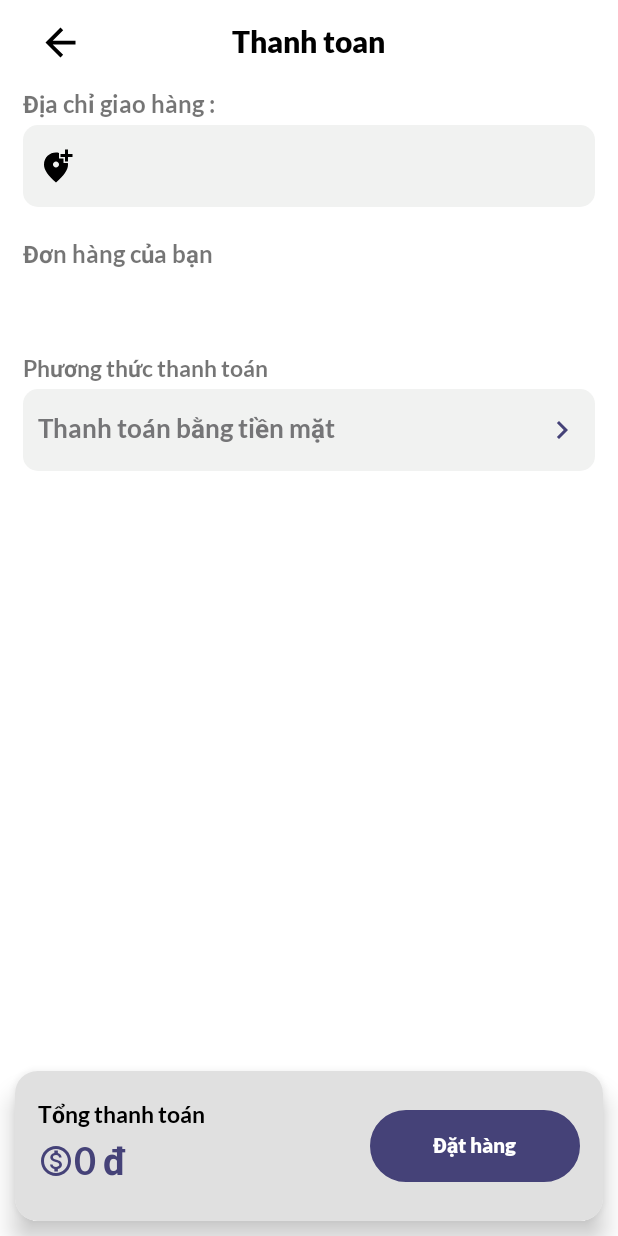
After one commit to namtrinhdev/GentleWear, an Android app: the ThanhToanActivity screen opened directly, with no data from a screen before it, on a phone screen of 412 x 824 dp. The commit adds this screen. Run offline under Robolectric (Android 15) with nearby library versions, the phone set to English and light mode, and no system bars.

Commit message:
giao dien thanh toan

```diff
--- a/app/src/main/AndroidManifest.xml
+++ b/app/src/main/AndroidManifest.xml
@@ -15,6 +15,9 @@
         android:theme="@style/Theme.GentleWear"
         android:usesCleartextTraffic="true"
         tools:targetApi="31">
+        <activity
+            android:name=".activitys.ThanhToanActivity"
+            android:exported="false" />
         <activity
             android:name=".activitys.DetailProductsActivity"
             android:exported="false" />
--- /dev/null
+++ b/app/src/main/java/md06/fpoly/gentlewear/activitys/ThanhToanActivity.java
@@ -0,0 +1,16 @@
+package md06.fpoly.gentlewear.activitys;
+
+import androidx.appcompat.app.AppCompatActivity;
+
+import android.os.Bundle;
+
+import md06.fpoly.gentlewear.R;
+
+public class ThanhToanActivity extends AppCompatActivity {
+
+    @Override
+    protected void onCreate(Bundle savedInstanceState) {
+        super.onCreate(savedInstanceState);
+        setContentView(R.layout.activity_thanh_toan);
+    }
+}
--- /dev/null
+++ b/app/src/main/res/drawable/baseline_navigate_next_24.xml
@@ -0,0 +1,5 @@
+<vector android:autoMirrored="true" android:height="24dp"
+    android:tint="@color/bg_btn" android:viewportHeight="24"
+    android:viewportWidth="24" android:width="24dp" xmlns:android="http://schemas.android.com/apk/res/android">
+    <path android:fillColor="@android:color/white" android:pathData="M10,6L8.59,7.41 13.17,12l-4.58,4.59L10,18l6,-6z"/>
+</vector>
--- /dev/null
+++ b/app/src/main/res/drawable/ic_money.xml
@@ -0,0 +1,5 @@
+<vector android:height="24dp" android:tint="@color/bg_btn"
+    android:viewportHeight="24" android:viewportWidth="24"
+    android:width="24dp" xmlns:android="http://schemas.android.com/apk/res/android">
+    <path android:fillColor="@android:color/white" android:pathData="M12,2C6.48,2 2,6.48 2,12s4.48,10 10,10 10,-4.48 10,-10S17.52,2 12,2zM12,20c-4.41,0 -8,-3.59 -8,-8s3.59,-8 8,-8 8,3.59 8,8 -3.59,8 -8,8zM12.31,11.14c-1.77,-0.45 -2.34,-0.94 -2.34,-1.67 0,-0.84 0.79,-1.43 2.1,-1.43 1.38,0 1.9,0.66 1.94,1.64h1.71c-0.05,-1.34 -0.87,-2.57 -2.49,-2.97L13.23,5L10.9,5v1.69c-1.51,0.32 -2.72,1.3 -2.72,2.81 0,1.79 1.49,2.69 3.66,3.21 1.95,0.46 2.34,1.15 2.34,1.87 0,0.53 -0.39,1.39 -2.1,1.39 -1.6,0 -2.23,-0.72 -2.32,-1.64L8.04,14.33c0.1,1.7 1.36,2.66 2.86,2.97L10.9,19h2.34v-1.67c1.52,-0.29 2.72,-1.16 2.73,-2.77 -0.01,-2.2 -1.9,-2.96 -3.66,-3.42z"/>
+</vector>
--- /dev/null
+++ b/app/src/main/res/layout/activity_thanh_toan.xml
@@ -0,0 +1,200 @@
+<?xml version="1.0" encoding="utf-8"?>
+<RelativeLayout xmlns:android="http://schemas.android.com/apk/res/android"
+    xmlns:app="http://schemas.android.com/apk/res-auto"
+    xmlns:tools="http://schemas.android.com/tools"
+    android:layout_width="match_parent"
+    android:layout_height="match_parent"
+    tools:context=".activitys.ThanhToanActivity">
+
+    <ScrollView
+        android:layout_width="match_parent"
+        android:layout_height="match_parent"
+        android:layout_above="@+id/nonused_ID_006">
+
+        <RelativeLayout
+            android:layout_width="match_parent"
+            android:layout_height="match_parent">
+
+            <ImageView
+                android:id="@+id/btn_back_thanhToan"
+                android:layout_width="30dp"
+                android:layout_height="30dp"
+                android:layout_marginLeft="25dp"
+                android:layout_marginTop="13dp"
+                android:layout_marginBottom="40dp"
+                android:src="@drawable/baseline_arrow_back_24" />
+
+            <TextView
+                android:layout_width="wrap_content"
+                android:layout_height="wrap_content"
+                android:layout_centerHorizontal="true"
+                android:layout_marginTop="15dp"
+                android:fontFamily="@font/latoblack"
+                android:text="@string/thanhtoan"
+                android:textColor="@color/black"
+                android:textSize="20dp"
+                android:textStyle="bold" />
+
+            <TextView
+                android:layout_width="wrap_content"
+                android:layout_height="wrap_content"
+                android:layout_above="@+id/id_address_thanhToan"
+                android:layout_marginStart="15dp"
+                android:layout_marginBottom="4dp"
+                android:fontFamily="@font/latobold"
+                android:text="Địa chỉ giao hàng :"
+                android:textSize="16sp" />
+
+            <FrameLayout
+                android:id="@+id/id_address_thanhToan"
+                android:layout_width="match_parent"
+                android:layout_height="wrap_content"
+                android:layout_below="@+id/btn_back_thanhToan"
+                android:layout_marginStart="15dp"
+                android:layout_marginEnd="15dp"
+                android:layout_marginBottom="45dp"
+                android:background="@drawable/shape_ed_find">
+
+                <TextView
+                    android:id="@+id/tv_address_thanhToan"
+                    android:layout_width="match_parent"
+                    android:layout_height="wrap_content"
+                    android:layout_marginTop="15dp"
+                    android:layout_marginEnd="15dp"
+                    android:layout_marginBottom="15dp"
+                    android:drawableLeft="@drawable/baseline_add_location_alt_24"
+                    android:drawablePadding="5dp"
+                    android:paddingStart="10dp"
+                    android:text=""
+                    android:textAlignment="center"
+                    android:textColor="@color/black"
+                    android:textSize="17sp" />
+            </FrameLayout>
+
+            <TextView
+                android:layout_width="wrap_content"
+                android:layout_height="wrap_content"
+                android:layout_above="@id/id_recycle_thanhToan"
+                android:layout_marginStart="15dp"
+                android:layout_marginBottom="4dp"
+                android:fontFamily="@font/latobold"
+                android:text="Đơn hàng của bạn"
+                android:textSize="16sp" />
+
+            <androidx.recyclerview.widget.RecyclerView
+                android:id="@+id/id_recycle_thanhToan"
+                android:layout_width="match_parent"
+                android:layout_height="wrap_content"
+                android:layout_below="@+id/id_address_thanhToan"
+                android:layout_marginBottom="45dp"
+                android:padding="15dp"
+                android:paddingVertical="10dp" />
+
+            <TextView
+                android:layout_width="wrap_content"
+                android:layout_height="wrap_content"
+                android:layout_above="@+id/btn_option_thanhToan"
+                android:layout_marginStart="15dp"
+                android:layout_marginBottom="4dp"
+                android:fontFamily="@font/latobold"
+                android:text="Phương thức thanh toán"
+                android:textSize="15sp" />
+
+            <FrameLayout
+                android:id="@+id/btn_option_thanhToan"
+                android:layout_width="match_parent"
+                android:layout_height="wrap_content"
+                android:layout_below="@+id/id_recycle_thanhToan"
+                android:layout_marginStart="15dp"
+                android:layout_marginEnd="15dp"
+                android:layout_marginBottom="45dp"
+                android:background="@drawable/shape_ed_find">
+
+                <TextView
+                    android:id="@+id/tv_phuongThuc_thanhToan"
+                    android:layout_width="match_parent"
+                    android:layout_height="wrap_content"
+                    android:layout_gravity="center_vertical"
+                    android:layout_marginTop="15dp"
+                    android:layout_marginEnd="10dp"
+                    android:layout_marginBottom="15dp"
+                    android:drawableRight="@drawable/baseline_navigate_next_24"
+                    android:fontFamily="@font/latobold"
+                    android:drawablePadding="5dp"
+                    android:paddingStart="10dp"
+                    android:text="Thanh toán bằng tiền mặt"
+                    android:textColor="@color/text_2"
+                    android:textSize="17sp" />
+            </FrameLayout>
+
+
+        </RelativeLayout>
+    </ScrollView>
+
+    <androidx.cardview.widget.CardView
+        android:id="@+id/nonused_ID_006"
+        android:layout_width="match_parent"
+        android:layout_height="wrap_content"
+        android:layout_alignParentBottom="true"
+        android:layout_margin="10dp"
+        app:cardBackgroundColor="@color/white"
+        app:cardCornerRadius="15dp"
+        app:cardElevation="10dp">
+
+        <RelativeLayout
+            android:layout_width="match_parent"
+            android:layout_height="100dp"
+            android:background="@color/edtxt_color_bg">
+
+            <TextView
+                android:layout_width="wrap_content"
+                android:layout_height="wrap_content"
+                android:layout_above="@+id/tv_price_thanhToan"
+                android:layout_marginLeft="15dp"
+                android:layout_marginBottom="5dp"
+                android:fontFamily="@font/latobold"
+                android:text="Tổng thanh toán"
+                android:textColor="@color/text_normal"
+                android:textSize="15sp" />
+
+            <TextView
+                android:id="@+id/tv_price_thanhToan"
+                android:layout_width="wrap_content"
+                android:layout_height="wrap_content"
+                android:layout_alignParentBottom="true"
+                android:layout_marginStart="15dp"
+                android:layout_marginBottom="24dp"
+                android:drawableLeft="@drawable/ic_money"
+                android:fontFamily="@font/latobold"
+                android:text="0 đ"
+                android:textColor="@color/bg_btn"
+                android:textSize="25sp" />
+
+
+            <FrameLayout
+                android:id="@+id/btn_dat_hang"
+                android:layout_width="140dp"
+                android:layout_height="wrap_content"
+                android:layout_alignParentRight="true"
+                android:layout_centerVertical="true"
+                android:layout_gravity="center"
+                android:layout_marginRight="15dp">
+
+                <ImageView
+                    android:layout_width="wrap_content"
+                    android:layout_height="48dp"
+                    android:background="@drawable/custom_button" />
+
+                <TextView
+                    android:layout_width="wrap_content"
+                    android:layout_height="wrap_content"
+                    android:layout_gravity="center"
+                    android:fontFamily="@font/latoblack"
+                    android:text="Đặt hàng"
+                    android:textAlignment="center"
+                    android:textColor="#FFFFFF" />
+            </FrameLayout>
+        </RelativeLayout>
+    </androidx.cardview.widget.CardView>
+
+</RelativeLayout>
--- a/app/src/main/res/values/strings.xml
+++ b/app/src/main/res/values/strings.xml
@@ -20,6 +20,7 @@
     <string name="description_detail">Lorem Ipsum is simply dummy text of the printing and typesetting industry. Lorem Ipsum has been the industry\'s standard dummy text ever since the 1500s, when an unknown printer took a galley of type and scrambled it to make a type specimen book...detail</string>
     <string name="description">Description</string>
     <string name="search">Tìm kiếm sản phẩm</string>
+    <string name="thanhtoan">Thanh toan</string>
     <string name="searchYour">Tìm kiếm</string>
     <string name="Filter">Lọc</string>
 </resources>
```
